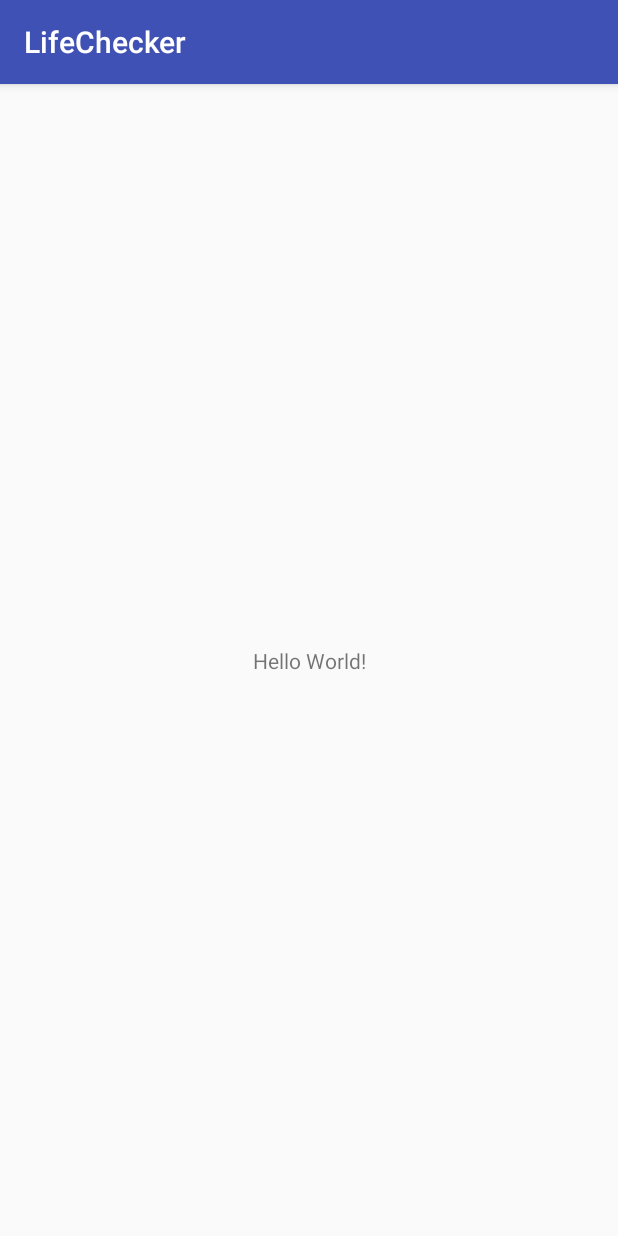
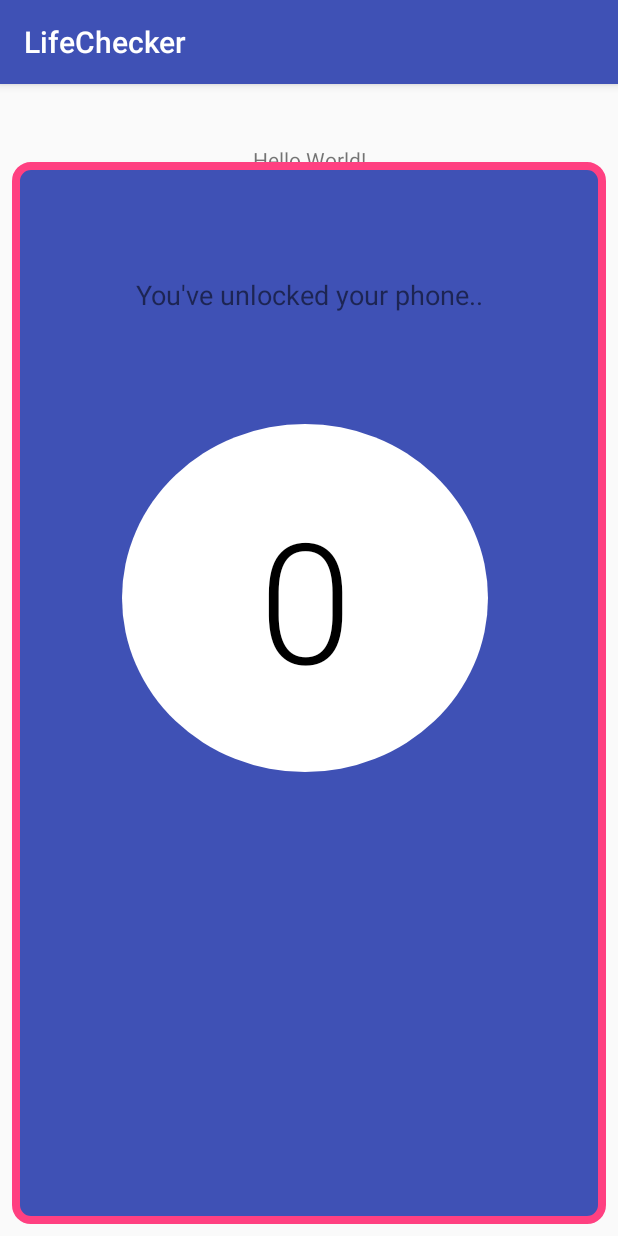
Before and after one commit to lkm027/LifeChecker, an Android app: the screen it shows after launch (HomeActivity), on a phone screen of 412 x 824 dp. Run offline under Robolectric (Android 15) with nearby library versions, the phone set to English and light mode, and no system bars.

Commit message:
Added simple UI to see current day's view count

```diff
--- a/app/src/main/java/com/lucas/lifechecker/HomeActivity.java
+++ b/app/src/main/java/com/lucas/lifechecker/HomeActivity.java
@@ -2,12 +2,27 @@ package com.lucas.lifechecker;
 
 import android.support.v7.app.AppCompatActivity;
 import android.os.Bundle;
+import android.widget.TextView;
+
+import com.lucas.lifechecker.db.CounterDbHelper;
 
 public class HomeActivity extends AppCompatActivity {
+
+    CounterDbHelper db;
 
     @Override
     protected void onCreate(Bundle savedInstanceState) {
         super.onCreate(savedInstanceState);
         setContentView(R.layout.activity_home);
+
+        db = new CounterDbHelper( getApplicationContext() );
+        populateScreen();
+        db.close();
+    }
+
+    private void populateScreen() {
+        TextView todayCount_textview = (TextView) findViewById( R.id.txtVW_homeScreen_todayCount );
+        int currentDayCount = db.getWeekCount();
+        todayCount_textview.setText( String.valueOf( currentDayCount ) );
     }
 }
--- a/app/src/main/java/com/lucas/lifechecker/MyBroadcastReceiver.java
+++ b/app/src/main/java/com/lucas/lifechecker/MyBroadcastReceiver.java
@@ -25,7 +25,7 @@ public class MyBroadcastReceiver extends BroadcastReceiver {
         int weeknum = db.getWeekCount();
 
         StringBuilder sb = new StringBuilder();
-        sb.append( num );
+        sb.append( weeknum );
         String log = sb.toString();
         Log.d( TAG, log );
         Toast.makeText( context, log, Toast.LENGTH_LONG ).show();
--- a/app/src/main/java/com/lucas/lifechecker/db/CounterDbHelper.java
+++ b/app/src/main/java/com/lucas/lifechecker/db/CounterDbHelper.java
@@ -212,4 +212,16 @@ public class CounterDbHelper extends SQLiteOpenHelper {
 
         return weekCount;
     }
+
+    public int getTodayCount() {
+        SQLiteDatabase db = this.getWritableDatabase();
+        String currentDate = getCurrentDate();
+
+        Cursor currentDayCount = db.rawQuery( "SELECT * FROM tb_daily_count WHERE date_pk='" + currentDate + "'", null );
+        currentDayCount.moveToFirst();
+        int weekCount = currentDayCount.getInt(1);
+        currentDayCount.close();
+
+        return weekCount;
+    }
 }
--- /dev/null
+++ b/app/src/main/res/drawable/circle.xml
@@ -0,0 +1,6 @@
+<?xml version="1.0" encoding="utf-8"?>
+<shape xmlns:android="http://schemas.android.com/apk/res/android"
+    android:shape="oval">
+    <solid android:color="#ffffff"/>
+    <stroke android:width="0dp" android:color="#fff" />
+</shape>
--- /dev/null
+++ b/app/src/main/res/drawable/rounded_corner.xml
@@ -0,0 +1,11 @@
+<?xml version="1.0" encoding="utf-8"?>
+    <shape xmlns:android="http://schemas.android.com/apk/res/android"
+        android:shape="rectangle">
+        <stroke
+            android:width="5dp"
+            android:color="@color/colorAccent"></stroke>
+        <solid android:color="@color/colorPrimary" />
+
+        <corners android:radius="10dp" />
+
+    </shape>
--- a/app/src/main/res/layout/activity_home.xml
+++ b/app/src/main/res/layout/activity_home.xml
@@ -13,6 +13,74 @@
         app:layout_constraintBottom_toBottomOf="parent"
         app:layout_constraintLeft_toLeftOf="parent"
         app:layout_constraintRight_toRightOf="parent"
-        app:layout_constraintTop_toTopOf="parent" />
+        app:layout_constraintTop_toTopOf="parent"
+        app:layout_constraintVertical_bias="0.054"
+        android:id="@+id/textView2" />
+
+    <TextView
+        android:id="@+id/textView"
+        android:layout_width="match_parent"
+        android:layout_height="match_parent"
+        android:layout_marginBottom="8dp"
+        android:layout_marginEnd="8dp"
+        android:layout_marginLeft="8dp"
+        android:layout_marginRight="8dp"
+        android:layout_marginStart="8dp"
+        android:layout_marginTop="52dp"
+        android:background="@drawable/rounded_corner"
+        android:textSize="14dp"
+        app:layout_constraintBottom_toBottomOf="parent"
+        app:layout_constraintHorizontal_bias="1.0"
+        app:layout_constraintLeft_toLeftOf="parent"
+        app:layout_constraintRight_toRightOf="parent"
+        app:layout_constraintTop_toBottomOf="@+id/textView2"
+        app:layout_constraintVertical_bias="0.0" />
+
+    <TextView
+        android:id="@+id/txtVW_homeScreen_unlockTitle"
+        android:layout_width="match_parent"
+        android:layout_height="48dp"
+        android:layout_marginLeft="32dp"
+        android:layout_marginRight="32dp"
+        android:layout_marginTop="16dp"
+        android:text="@string/views_for_today"
+        android:textAlignment="center"
+        android:textSize="18sp"
+        app:layout_constraintHorizontal_bias="0.503"
+        app:layout_constraintLeft_toLeftOf="@+id/textView"
+        app:layout_constraintRight_toRightOf="@+id/textView"
+        app:layout_constraintTop_toTopOf="@+id/textView" />
+
+    <TextView
+        android:id="@+id/txtVW_homeScreen_circle"
+        android:layout_width="244dp"
+        android:layout_height="232dp"
+        android:layout_marginBottom="8dp"
+        android:layout_marginLeft="24dp"
+        android:layout_marginRight="8dp"
+        android:layout_marginTop="8dp"
+        android:background="@drawable/circle"
+        app:layout_constraintBottom_toBottomOf="@+id/textView"
+        app:layout_constraintHorizontal_bias="0.413"
+        app:layout_constraintLeft_toLeftOf="@+id/textView"
+        app:layout_constraintRight_toRightOf="@+id/textView"
+        app:layout_constraintTop_toBottomOf="@+id/txtVW_homeScreen_unlockTitle"
+        app:layout_constraintVertical_bias="0.107" />
+
+    <TextView
+        android:id="@+id/txtVW_homeScreen_todayCount"
+        android:layout_width="wrap_content"
+        android:layout_height="wrap_content"
+        android:layout_marginBottom="8dp"
+        android:layout_marginLeft="8dp"
+        android:layout_marginRight="8dp"
+        android:layout_marginTop="8dp"
+        android:text="0"
+        android:textAppearance="@style/TextAppearance.AppCompat.Display4"
+        android:textColor="#000"
+        app:layout_constraintBottom_toBottomOf="@+id/txtVW_homeScreen_circle"
+        app:layout_constraintLeft_toLeftOf="@+id/txtVW_homeScreen_circle"
+        app:layout_constraintRight_toRightOf="@+id/txtVW_homeScreen_circle"
+        app:layout_constraintTop_toTopOf="@+id/txtVW_homeScreen_circle" />
 
 </android.support.constraint.ConstraintLayout>
--- a/app/src/main/res/values/strings.xml
+++ b/app/src/main/res/values/strings.xml
@@ -1,3 +1,7 @@
 <resources>
     <string name="app_name">LifeChecker</string>
+    <string name="views_for_today">You\'ve unlocked your phone..</string>
+    <string name="times">TIMES</string>
+    <string name="times_today">TIMES TODAY</string>
+    <string name="times_this_week">TIMES THIS WEEK</string>
 </resources>
```
